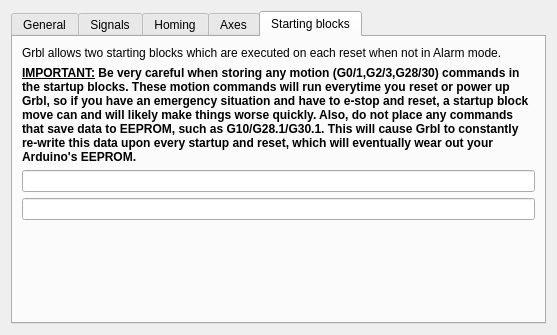
First picture: the form in machineGrbl.ui, repository 15831944/CNControl, before the edit.
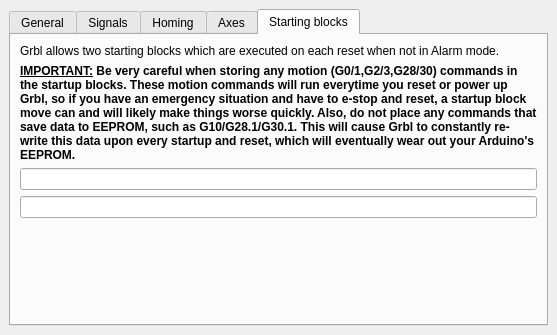
Second picture: the form after the edit. The open tabs and pages were chosen to show the change.

```diff
--- a/machineGrbl.ui
+++ b/machineGrbl.ui
@@ -13,9 +13,15 @@
   <property name="windowTitle">
    <string>Form</string>
   </property>
-  <layout class="QGridLayout" name="gridLayout_3">
-   <item row="0" column="0">
     <widget class="QTabWidget" name="tabWidget">
+   <property name="geometry">
+    <rect>
+     <x>9</x>
+     <y>9</y>
+     <width>539</width>
+     <height>317</height>
+    </rect>
+   </property>
      <property name="sizePolicy">
       <sizepolicy hsizetype="Preferred" vsizetype="Preferred">
        <horstretch>0</horstretch>
@@ -1209,8 +1215,6 @@
       </layout>
      </widget>
     </widget>
-   </item>
-  </layout>
  </widget>
  <resources/>
  <connections/>
```
Left out of the diff: 2 changed lines with no effect on the pictures. Lines whose indentation alone changed are shown as unchanged.
